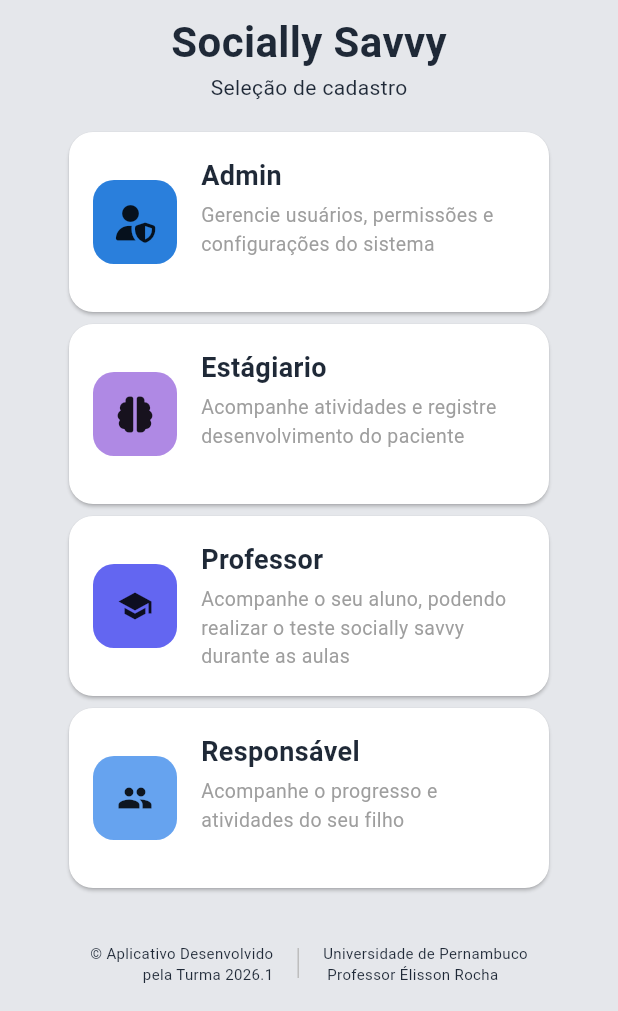
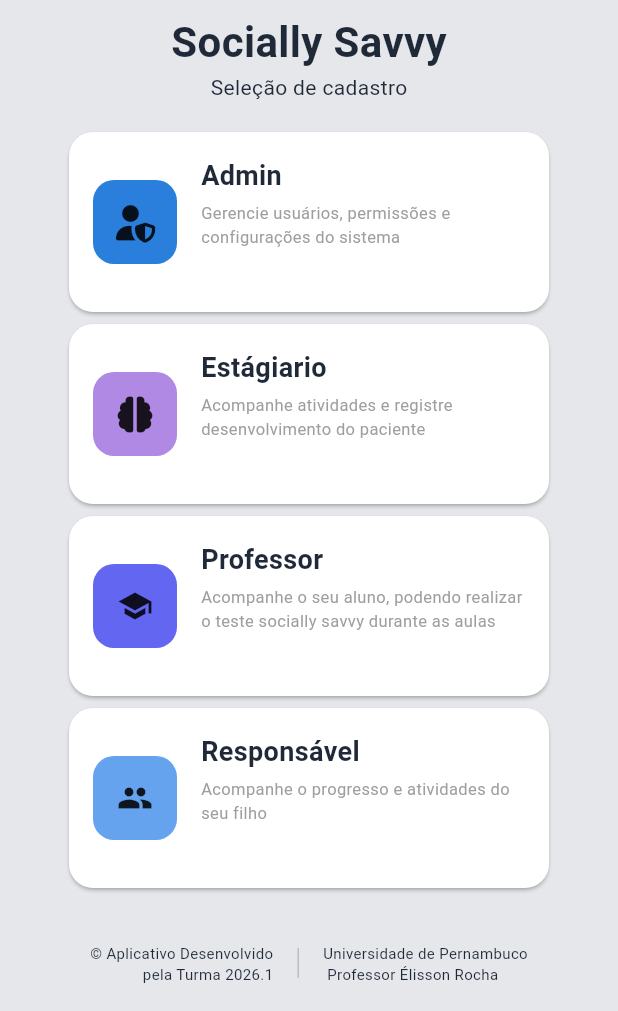
Before and after one commit to Kaickpl/Sistema_espectrum_savvy_front, a Flutter app: the TelaCadastro screen opened directly, on a phone screen of 412 x 824 dp, the part 225-1236 px from its top. Run offline on Flutter 3.47's test engine with Material 3 defaults, Android fonts, the phone set to English and light mode, and no system bars; our stand-ins replace fl_chart, font_awesome_flutter; missing offline and left inert: syncfusion_flutter_pdfviewer.

Commit message:
mudanças no taamanho do texto das categorias de peris

```diff
--- a/lib/View/Widgets/categoria_perfis.dart
+++ b/lib/View/Widgets/categoria_perfis.dart
@@ -67,7 +67,7 @@
                 Text(
                   descricao,
                   style: const TextStyle(
-                    fontSize: 13,
+                    fontSize: 11,
                     color: Colors.grey,
                   ),
                 ),
```
